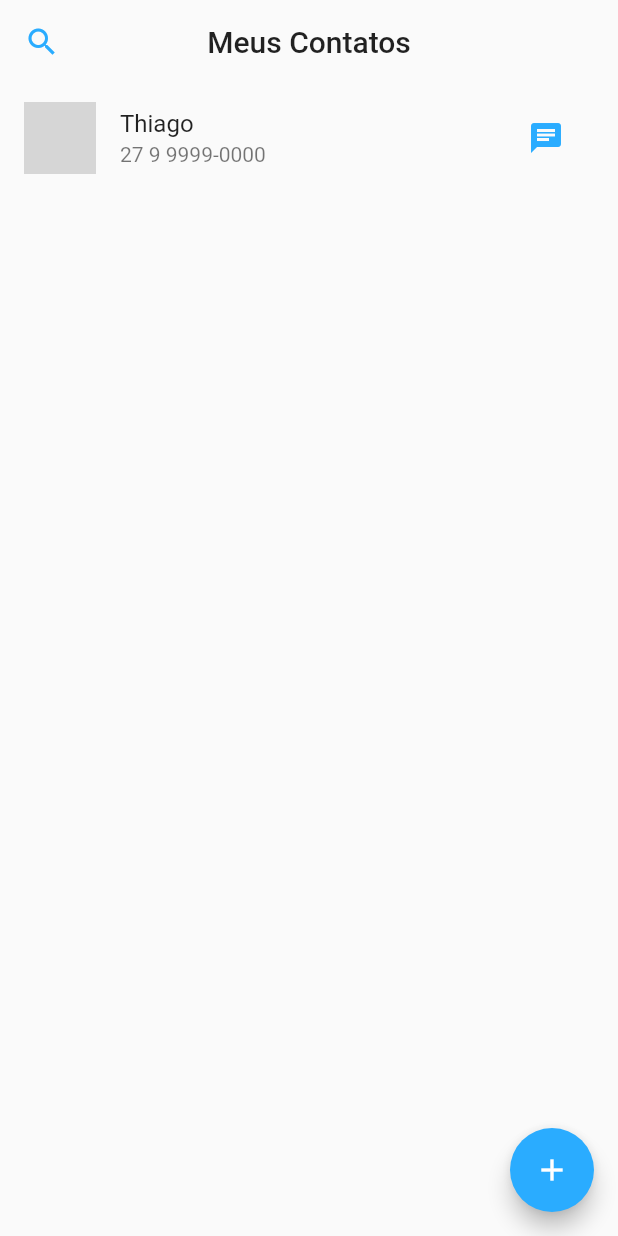
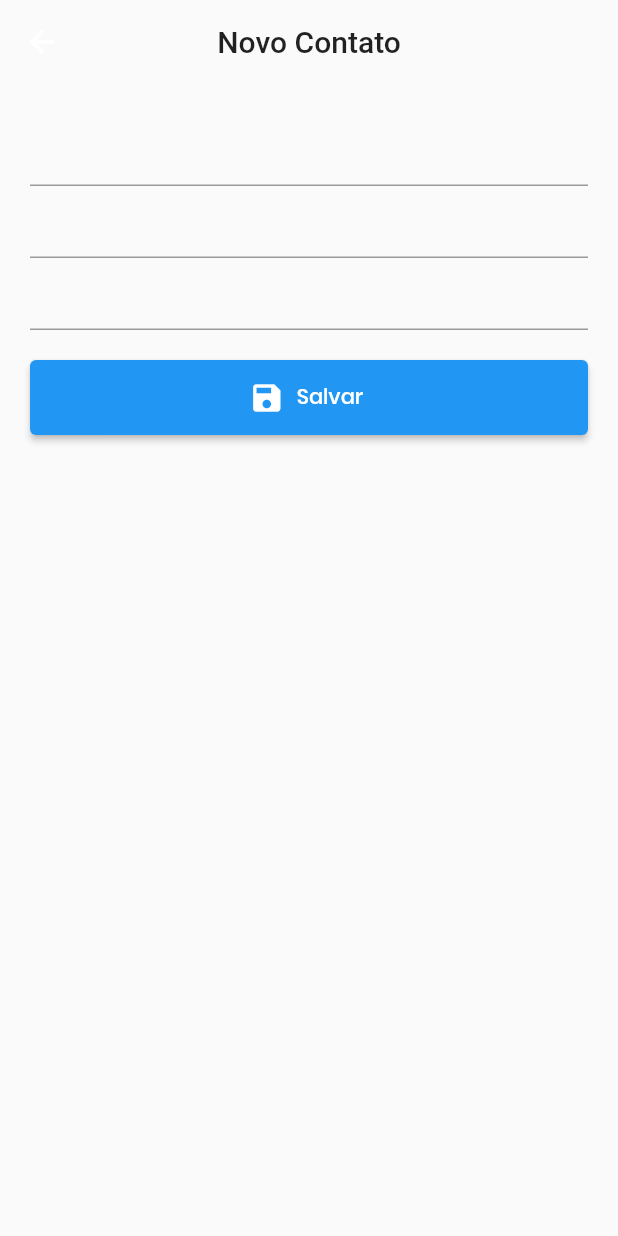
Before and after one commit to thiago-miranda/Contact-App, a Flutter app: the screen it shows after launch, after a tap on the "add" icon, on a phone screen of 412 x 824 dp. Run offline on Flutter 3.47's test engine with Material 2 defaults, Android fonts, the phone set to English and light mode, and no system bars; network calls fail; Roboto replaces fonts that are missing (Poppings); grey boxes are pictures that could not be loaded.

Commit message:
editarContato

```diff
--- a/lib/android/views/details.view.dart
+++ b/lib/android/views/details.view.dart
@@ -1,4 +1,6 @@
 import 'package:contact_app/android/styles.dart';
+import 'package:contact_app/android/views/editor-contact.view.dart';
+import 'package:contact_app/models/contact.model.dart';
 import 'package:flutter/material.dart';
 
 class DetailsView extends StatelessWidget {
@@ -146,7 +148,21 @@ class DetailsView extends StatelessWidget {
         ],
       ),
       floatingActionButton: FloatingActionButton(
-        onPressed: () {},
+        onPressed: () {
+          Navigator.push(
+            context,
+            MaterialPageRoute(
+              builder: (context) => EditorContactView(
+                model: ContactModel(
+                  id: "1",
+                  name: "Sinon",
+                  email: "email@mail.com",
+                  phone: "11 9999-8888",
+                ),
+              ),
+            ),
+          );
+        },
         backgroundColor: Theme.of(context).primaryColor,
         child: const Icon(
           Icons.edit,
--- /dev/null
+++ b/lib/android/views/editor-contact.view.dart
@@ -0,0 +1,80 @@
+import 'package:contact_app/android/styles.dart';
+import 'package:contact_app/models/contact.model.dart';
+import 'package:flutter/material.dart';
+
+class EditorContactView extends StatelessWidget {
+  const EditorContactView({Key? key, this.model}) : super(key: key);
+
+  final ContactModel? model;
+
+  @override
+  Widget build(BuildContext context) {
+    return Scaffold(
+      appBar: AppBar(
+        title: model == null
+            ? const Text(
+                "Novo Contato",
+                style: TextStyle(
+                  color: Colors.black87,
+                ),
+              )
+            : const Text(
+                "Editar Contato",
+                style: TextStyle(
+                  color: Colors.black87,
+                ),
+              ),
+        centerTitle: true,
+        backgroundColor: Colors.transparent,
+        elevation: 0,
+      ),
+      body: SingleChildScrollView(
+        padding: const EdgeInsets.all(20),
+        child: Form(
+          child: Column(
+            children: [
+              TextFormField(
+                initialValue: model?.name,
+                onSaved: (val) {
+                  model?.name = val;
+                },
+              ),
+              TextFormField(
+                initialValue: model?.phone,
+                onSaved: (val) {
+                  model?.phone = val;
+                },
+              ),
+              TextFormField(
+                initialValue: model?.email,
+                onSaved: (val) {
+                  model?.email = val;
+                },
+              ),
+              const SizedBox(
+                height: 20,
+              ),
+              SizedBox(
+                width: double.infinity,
+                height: 50,
+                child: ElevatedButton.icon(
+                  onPressed: () {},
+                  icon: const Icon(
+                    Icons.save,
+                    color: accentColor,
+                  ),
+                  label: const Text(
+                    "Salvar",
+                    style: TextStyle(
+                      color: accentColor,
+                    ),
+                  ),
+                ),
+              ),
+            ],
+          ),
+        ),
+      ),
+    );
+  }
+}
--- a/lib/android/views/home.view.dart
+++ b/lib/android/views/home.view.dart
@@ -1,4 +1,5 @@
 import 'package:contact_app/android/views/details.view.dart';
+import 'package:contact_app/android/views/editor-contact.view.dart';
 import 'package:flutter/material.dart';
 
 class HomeView extends StatelessWidget {
@@ -61,7 +62,14 @@ class HomeView extends StatelessWidget {
         ],
       ),
       floatingActionButton: FloatingActionButton(
-        onPressed: () {},
+        onPressed: () {
+          Navigator.push(
+            context,
+            MaterialPageRoute(
+              builder: (context) => const EditorContactView(),
+            ),
+          );
+        },
         backgroundColor: Theme.of(context).primaryColor,
         child: const Icon(Icons.add),
       ),
--- /dev/null
+++ b/lib/models/contact.model.dart
@@ -0,0 +1,13 @@
+class ContactModel {
+  String? id;
+  String? name;
+  String? email;
+  String? phone;
+
+  ContactModel({
+    this.id,
+    this.name,
+    this.email,
+    this.phone,
+  });
+}
```
